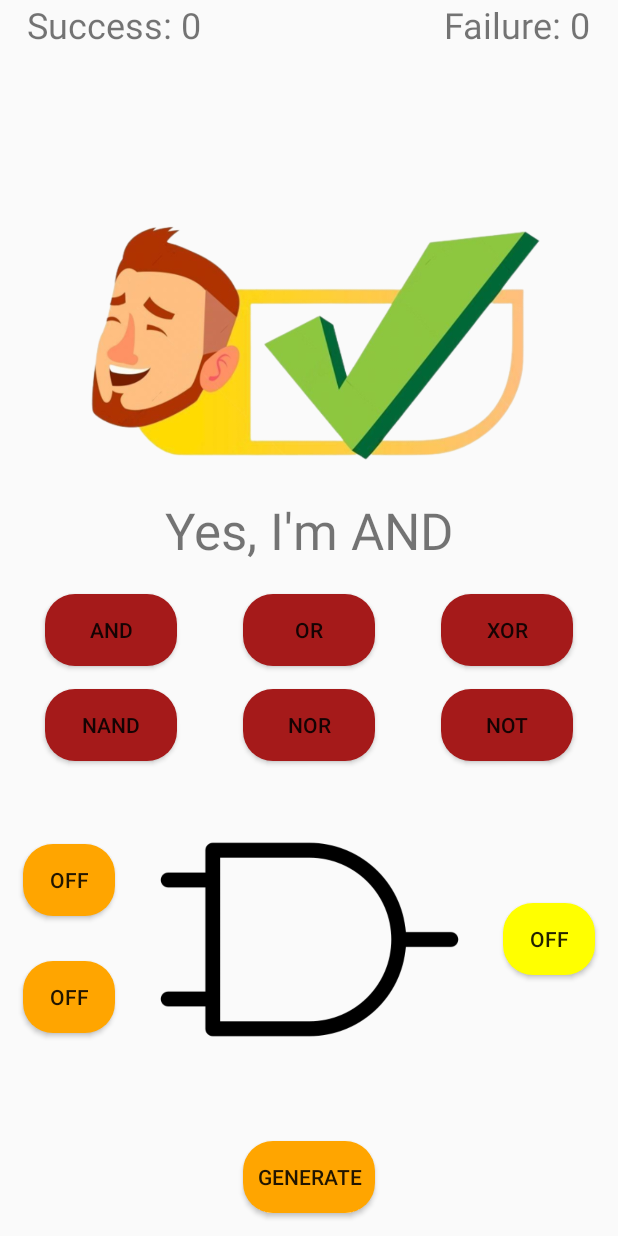
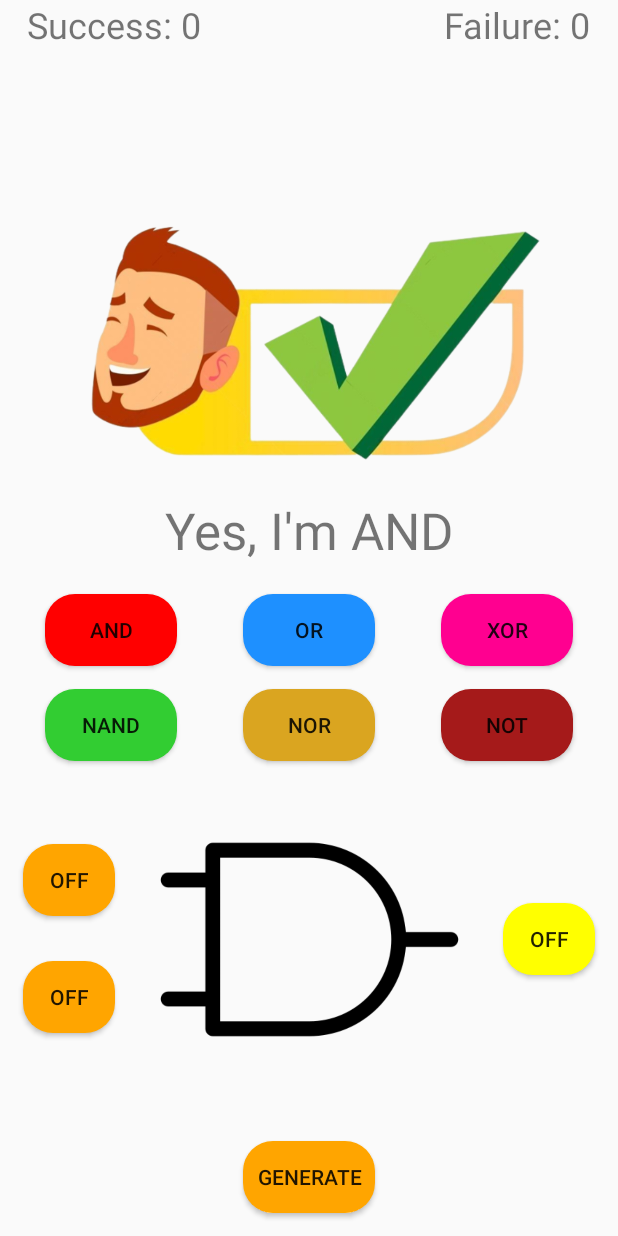
Before and after one commit to Eenyi/LogicGatesApk, an Android app: the screen it shows after launch (MainActivity), on a phone screen of 412 x 824 dp. Run offline under Robolectric (Android 15) with nearby library versions, the phone set to English and light mode, and no system bars.

Commit message:
C-5-Random Options are now Working

```diff
--- a/app/src/main/java/com/example/logicgates/MainActivity.java
+++ b/app/src/main/java/com/example/logicgates/MainActivity.java
@@ -22,7 +22,8 @@ public class MainActivity extends AppCompatActivity {
     Button generate, input1, input2, output;
     ImageView gateImage;
     int [] arrDrawable = {R.drawable.and, R.drawable.or, R.drawable.nand, R.drawable.nor, R.drawable.not, R.drawable.xor},
-    options = {R.id.btn1, R.id.btn2, R.id.btn3, R.id.btn4, R.id.btn5, R.id.btn6};
+    options = {R.id.btn1, R.id.btn2, R.id.btn3, R.id.btn4, R.id.btn5, R.id.btn6},
+    colors = {R.drawable.color_red, R.drawable.color_blue, R.drawable.color_green, R.drawable.color_yellow, R.drawable.color_purple, R.drawable.color_magenta, R.drawable.color_brown, R.drawable.color_gold, R.drawable.color_orange};
     String [] optionText = {"AND", "OR", "NAND", "NOR", "NOT", "XOR"};
     Random rand = new Random();
     int selectedGateIndex, optionRandomIndex;
@@ -43,6 +44,7 @@ public class MainActivity extends AppCompatActivity {
         int notBottomMargin = lp.bottomMargin+100;
             @Override
             public void onClick(View view) {
+                generate.setBackgroundResource(colors[rand.nextInt(9)]);
                 /*Code to Set Options on Buttons*/
                 List<String> randOption = new ArrayList<String>();
                 while(randOption.size() != 6) {
@@ -51,9 +53,11 @@ public class MainActivity extends AppCompatActivity {
                         randOption.add(optionText[optionRandomIndex]);
                     }
                 }
+                Button tempBtn;
                 for (int i = 0; i < options.length; i++) {
-                    Button tempBtn = findViewById(options[i]);
-                    tempBtn.setText(randOption.indexOf(i));
+                    tempBtn = findViewById(options[i]);
+                    tempBtn.setText(randOption.get(i));
+                    tempBtn.setBackgroundResource(colors[rand.nextInt(9)]);
                 }
                 /*Generate Button Functionality to change Gates Images*/
                 selectedGateIndex = rand.nextInt(6);
--- /dev/null
+++ b/app/src/main/res/drawable-v24/color_blue.xml
@@ -0,0 +1,5 @@
+<?xml version="1.0" encoding="utf-8"?>
+<shape android:shape="rectangle" xmlns:android="http://schemas.android.com/apk/res/android">
+    <solid android:color="#1e90ff" />
+    <corners android:radius="20dp" />
+</shape>
--- /dev/null
+++ b/app/src/main/res/drawable-v24/color_gold.xml
@@ -0,0 +1,5 @@
+<?xml version="1.0" encoding="utf-8"?>
+<shape android:shape="rectangle" xmlns:android="http://schemas.android.com/apk/res/android">
+    <solid android:color="#daa520" />
+    <corners android:radius="20dp" />
+</shape>
--- /dev/null
+++ b/app/src/main/res/drawable-v24/color_green.xml
@@ -0,0 +1,5 @@
+<?xml version="1.0" encoding="utf-8"?>
+<shape android:shape="rectangle" xmlns:android="http://schemas.android.com/apk/res/android">
+    <solid android:color="#32cd32" />
+    <corners android:radius="20dp" />
+</shape>
--- /dev/null
+++ b/app/src/main/res/drawable-v24/color_magenta.xml
@@ -0,0 +1,5 @@
+<?xml version="1.0" encoding="utf-8"?>
+<shape android:shape="rectangle" xmlns:android="http://schemas.android.com/apk/res/android">
+    <solid android:color="#ff0090" />
+    <corners android:radius="20dp" />
+</shape>
--- /dev/null
+++ b/app/src/main/res/drawable-v24/color_purple.xml
@@ -0,0 +1,5 @@
+<?xml version="1.0" encoding="utf-8"?>
+<shape android:shape="rectangle" xmlns:android="http://schemas.android.com/apk/res/android">
+    <solid android:color="#ba55d3" />
+    <corners android:radius="20dp" />
+</shape>
--- /dev/null
+++ b/app/src/main/res/drawable/color_red.xml
@@ -0,0 +1,5 @@
+<?xml version="1.0" encoding="utf-8"?>
+<shape android:shape="rectangle" xmlns:android="http://schemas.android.com/apk/res/android">
+    <solid android:color="#ff0000" />
+    <corners android:radius="20dp" />
+</shape>
--- a/app/src/main/res/layout/activity_main.xml
+++ b/app/src/main/res/layout/activity_main.xml
@@ -78,7 +78,7 @@
         android:layout_height="wrap_content"
         android:layout_marginBottom="15dp"
         android:text="xor"
-        android:background="@drawable/color_brown"
+        android:background="@drawable/color_magenta"
         app:layout_constraintBottom_toTopOf="@+id/btn6"
         app:layout_constraintStart_toStartOf="@+id/btn6" />
 
@@ -86,7 +86,7 @@
         android:id="@+id/btn5"
         android:layout_width="wrap_content"
         android:layout_height="wrap_content"
-        android:background="@drawable/color_brown"
+        android:background="@drawable/color_gold"
         android:text="nor"
         app:layout_constraintBottom_toTopOf="@+id/gateImage"
         app:layout_constraintEnd_toStartOf="@+id/btn6"
@@ -98,7 +98,7 @@
         android:layout_height="wrap_content"
         android:layout_marginStart="30dp"
         android:text="nand"
-        android:background="@drawable/color_brown"
+        android:background="@drawable/color_green"
         app:layout_constraintBottom_toBottomOf="@+id/btn5"
         app:layout_constraintStart_toStartOf="parent" />
 
@@ -108,7 +108,7 @@
         android:layout_height="wrap_content"
         android:layout_marginBottom="15dp"
         android:text="or"
-        android:background="@drawable/color_brown"
+        android:background="@drawable/color_blue"
         app:layout_constraintBottom_toTopOf="@+id/btn5"
         app:layout_constraintEnd_toStartOf="@+id/btn3"
         app:layout_constraintStart_toEndOf="@+id/btn1" />
@@ -119,7 +119,7 @@
         android:layout_height="wrap_content"
         android:layout_marginBottom="15dp"
         android:text="and"
-        android:background="@drawable/color_brown"
+        android:background="@drawable/color_red"
         app:layout_constraintBottom_toTopOf="@+id/btn4"
         app:layout_constraintEnd_toEndOf="@+id/btn4" />
 
```
